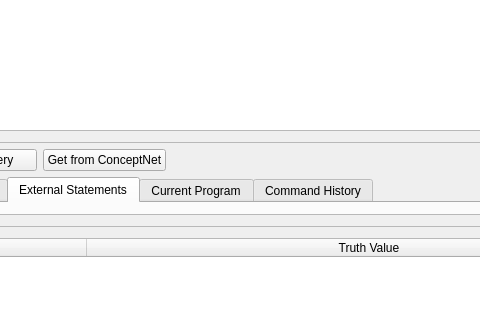
The window that knowledgebase_creator/ui/knowledgebasecreator.ui (alica-labs/aspsuite) describes before a commit, drawn with Qt 5; both pictures show x 312 to 792 and y 204 to 524 of the 1012 by 760 pixel window.
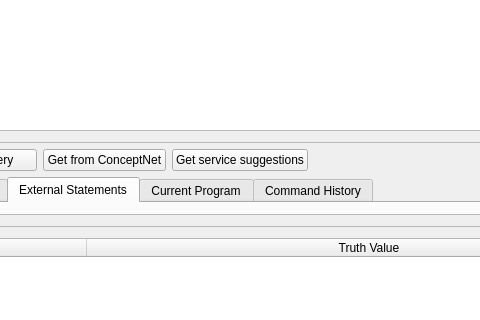
The same window after the commit.

Commit message: - introduced service command proof of concept

The edit to the form file:
```diff
--- a/knowledgebase_creator/ui/knowledgebasecreator.ui
+++ b/knowledgebase_creator/ui/knowledgebasecreator.ui
@@ -77,6 +77,13 @@
         </property>
        </widget>
       </item>
+      <item>
+       <widget class="QPushButton" name="serveBtn">
+        <property name="text">
+         <string>Get service suggestions</string>
+        </property>
+       </widget>
+      </item>
       <item>
        <spacer name="buttonSpacer">
         <property name="orientation">
```
The commit also changes 16 other files.
